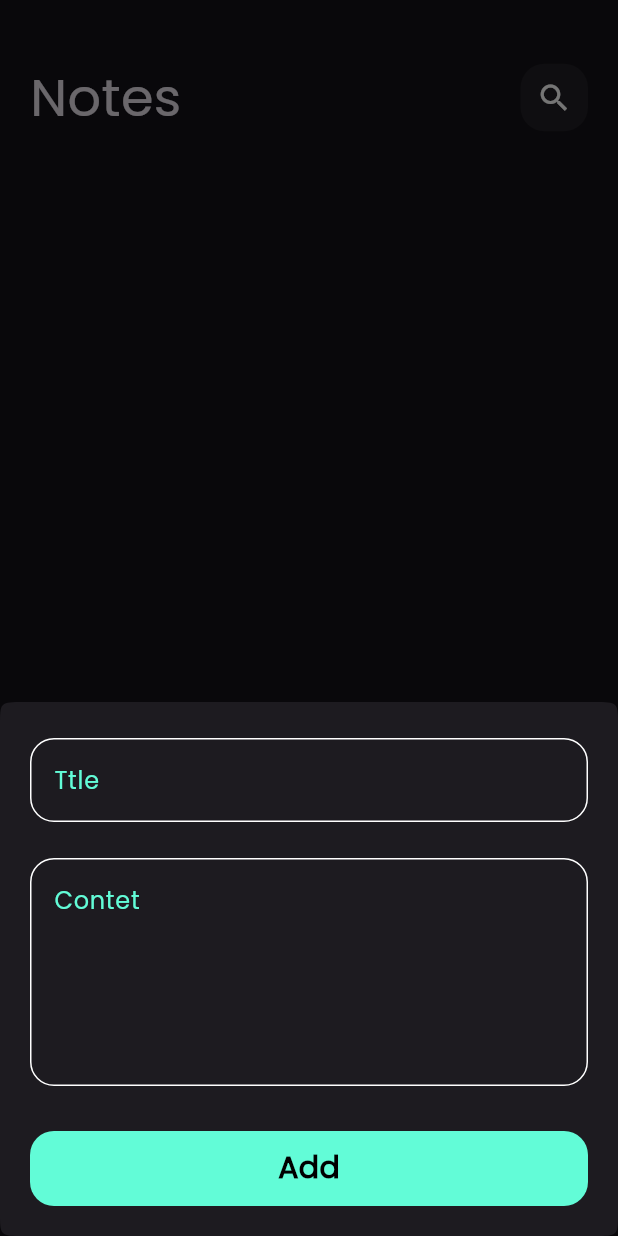
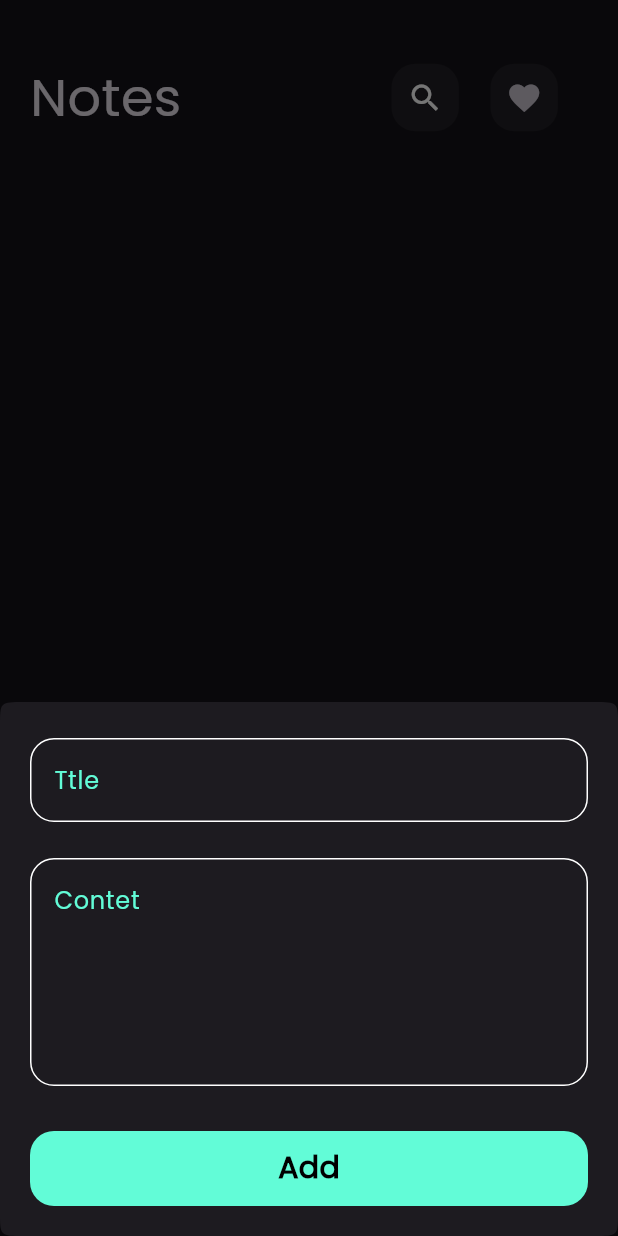
Before and after one commit to ahmedEhab10/note_app, a Flutter app: the screen it shows after launch, after a tap on the "add" icon, on a phone screen of 412 x 824 dp. Run offline on Flutter 3.47's test engine with Material 3 defaults, Android fonts, the phone set to English and light mode, and no system bars; our stand-ins replace bloc, flutter_bloc, hive, hive_flutter, modal_progress_hud_nsn; accounts and stored records are empty.

Commit message:
add favorite screen

```diff
--- a/lib/main.dart
+++ b/lib/main.dart
@@ -8,6 +8,7 @@ import 'package:note_app/models/NoteModel.dart';
 import 'package:note_app/simple_bloc_observer.dart';
 import 'package:note_app/views/Edit_Note_View.dart';
 import 'package:note_app/views/Notes_view.dart';
+import 'package:note_app/views/favorite_Notes.dart';
 
 void main() async {
   await Hive.initFlutter();
@@ -30,6 +31,7 @@ class NoteApp extends StatelessWidget {
         theme: ThemeData(brightness: Brightness.dark, fontFamily: 'Poppins'),
         routes: {
           NotesView.id: (context) => NotesView(),
+          FavoriteNotes.id: (context) => FavoriteNotes(),
         },
         initialRoute: NotesView.id,
       ),
--- a/lib/models/NoteModel.dart
+++ b/lib/models/NoteModel.dart
@@ -12,10 +12,12 @@ class Notemodel extends HiveObject {
   final String date;
   @HiveField(3)
   final int color;
-
+  @HiveField(4)
+  bool isfavorite;
   Notemodel(
       {required this.title,
       required this.suptitle,
       required this.date,
-      required this.color});
+      required this.color,
+      this.isfavorite = false});
 }
--- a/lib/widgets/custom_appbar.dart
+++ b/lib/widgets/custom_appbar.dart
@@ -1,4 +1,6 @@
 import 'package:flutter/material.dart';
+import 'package:note_app/views/Notes_view.dart';
+import 'package:note_app/views/favorite_Notes.dart';
 import 'package:note_app/widgets/custom_serchbutton.dart';
 
 class CustomAppbar extends StatelessWidget {
@@ -10,15 +12,35 @@ class CustomAppbar extends StatelessWidget {
   @override
   Widget build(BuildContext context) {
     return Row(
-      mainAxisAlignment: MainAxisAlignment.spaceBetween,
       children: [
         Text(
           title,
           style: TextStyle(fontSize: 35),
         ),
+        SizedBox(
+          width: 140,
+        ),
         CustomSerchbutton(
           ontap: ontap,
           icon: icon,
+        ),
+        SizedBox(
+          width: 21,
+        ),
+        Container(
+          height: 45,
+          width: 45,
+          decoration: BoxDecoration(
+              color: Colors.white.withOpacity(0.05),
+              borderRadius: BorderRadius.circular(16)),
+          child: IconButton(
+            onPressed: () {
+              Navigator.pushNamed(context, FavoriteNotes.id);
+            },
+            icon: Icon(
+              Icons.favorite,
+            ),
+          ),
         )
       ],
     );
```
Also changed, not shown: lib/views/favorite_Notes.dart (added, +74 -0 lines), lib/widgets/Note_Widget.dart (+38 -9 lines).
